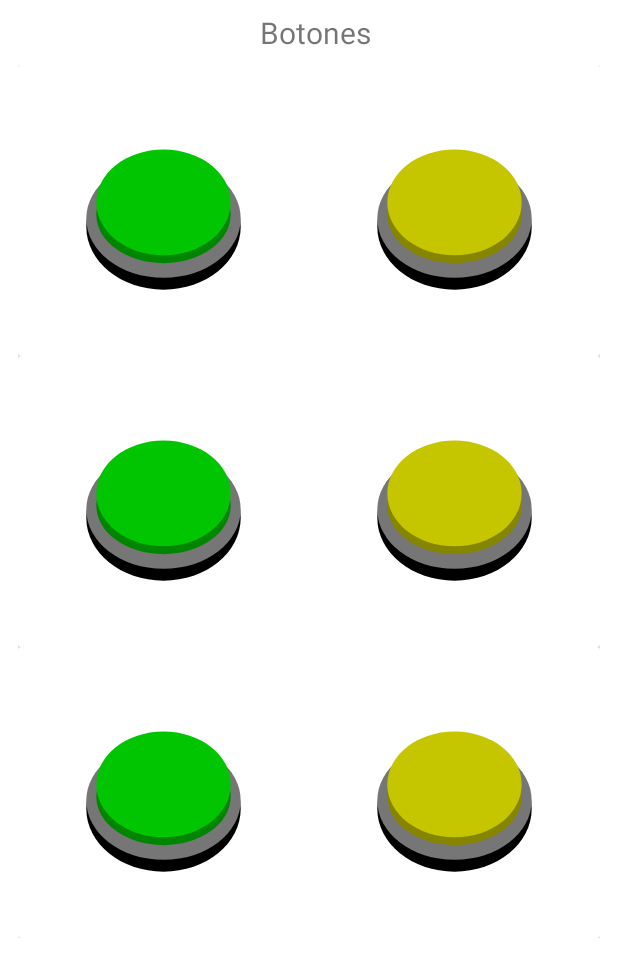
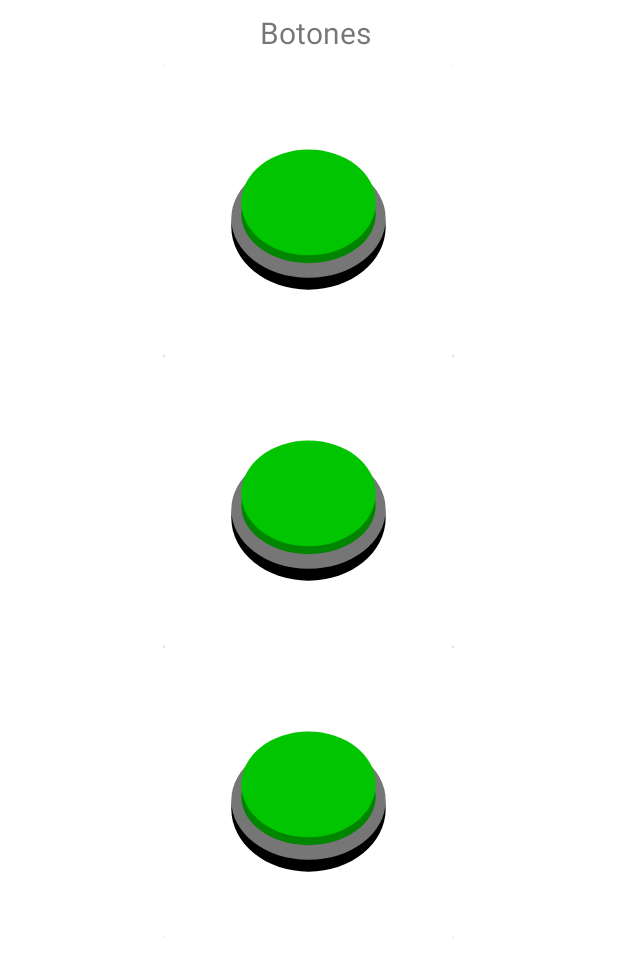
Before and after one commit to Kapp2/App, an Android app: the layout fragment_botones.xml on its own in the app's theme, with its tools: preview values and no code run, on a phone screen of 412 x 824 dp. Shown: the top 977 px of the screen. Run offline under Robolectric (Android 15) with nearby library versions, the phone set to English and light mode, and no system bars.

Commit message:
Botones start

```diff
--- a/app/src/main/java/com/example/kapp2/db/Kapp2Dao.kt
+++ b/app/src/main/java/com/example/kapp2/db/Kapp2Dao.kt
@@ -2,8 +2,8 @@ package com.example.kapp2.db
 
 import androidx.lifecycle.LiveData
 import androidx.room.*
-import com.example.kapp2.db.realtions.BotonesFavoritosCrossRef
-import com.example.kapp2.db.realtions.PerfilConBotones
+import com.example.kapp2.db.relations.BotonesFavoritosCrossRef
+import com.example.kapp2.db.relations.PerfilConBotones
 import com.example.kapp2.model.Boton
 import com.example.kapp2.model.Perfil
 
--- a/app/src/main/java/com/example/kapp2/db/Kapp2DataBase.kt
+++ b/app/src/main/java/com/example/kapp2/db/Kapp2DataBase.kt
@@ -6,7 +6,7 @@ import androidx.room.Room
 import androidx.room.RoomDatabase
 import androidx.sqlite.db.SupportSQLiteDatabase
 import com.example.kapp2.R
-import com.example.kapp2.db.realtions.BotonesFavoritosCrossRef
+import com.example.kapp2.db.relations.BotonesFavoritosCrossRef
 import com.example.kapp2.model.Boton
 import com.example.kapp2.model.Perfil
 import kotlinx.coroutines.GlobalScope
--- a/app/src/main/java/com/example/kapp2/db/realtions/BotonEnPerfiles.kt
+++ b/app/src/main/java/com/example/kapp2/db/relations/BotonEnPerfiles.kt
@@ -1,4 +1,4 @@
-package com.example.kapp2.db.realtions
+package com.example.kapp2.db.relations
 
 import androidx.room.Embedded
 import androidx.room.Junction
--- a/app/src/main/java/com/example/kapp2/db/realtions/BotonesFavoritosCrossRef.kt
+++ b/app/src/main/java/com/example/kapp2/db/relations/BotonesFavoritosCrossRef.kt
@@ -1,4 +1,4 @@
-package com.example.kapp2.db.realtions
+package com.example.kapp2.db.relations
 
 import androidx.room.Entity
 
--- a/app/src/main/java/com/example/kapp2/db/realtions/PerfilConBotones.kt
+++ b/app/src/main/java/com/example/kapp2/db/relations/PerfilConBotones.kt
@@ -1,4 +1,4 @@
-package com.example.kapp2.db.realtions
+package com.example.kapp2.db.relations
 
 import androidx.room.Embedded
 import androidx.room.Junction
--- a/app/src/main/java/com/example/kapp2/repository/Repository.kt
+++ b/app/src/main/java/com/example/kapp2/repository/Repository.kt
@@ -4,7 +4,7 @@ import android.app.Application
 import android.content.Context
 import com.example.kapp2.db.Kapp2Dao
 import com.example.kapp2.db.Kapp2DataBase
-import com.example.kapp2.db.realtions.BotonesFavoritosCrossRef
+import com.example.kapp2.db.relations.BotonesFavoritosCrossRef
 import com.example.kapp2.model.Boton
 import com.example.kapp2.model.Perfil
 
--- a/app/src/main/java/com/example/kapp2/ui/favoritos/FavoritosFragment.kt
+++ b/app/src/main/java/com/example/kapp2/ui/favoritos/FavoritosFragment.kt
@@ -28,10 +28,6 @@ class FavoritosFragment : Fragment() {
         _binding = FragmentFavoritosBinding.inflate(inflater, container, false)
         val root: View = binding.root
 
-        val textView: TextView = binding.textNotifications
-        favoritosViewModel.text.observe(viewLifecycleOwner) {
-            textView.text = it
-        }
         return root
     }
     override fun onViewCreated(view: View, savedInstanceState: Bundle?) {
--- /dev/null
+++ b/app/src/main/res/drawable/star_favorite_24.xml
@@ -0,0 +1,5 @@
+<vector android:height="24dp" android:tint="#000000"
+    android:viewportHeight="24" android:viewportWidth="24"
+    android:width="24dp" xmlns:android="http://schemas.android.com/apk/res/android">
+    <path android:fillColor="@android:color/white" android:pathData="M14.43,10l-2.43,-8l-2.43,8l-7.57,0l6.18,4.41l-2.35,7.59l6.17,-4.69l6.18,4.69l-2.35,-7.59l6.17,-4.41z"/>
+</vector>
--- a/app/src/main/res/layout/fragment_botones.xml
+++ b/app/src/main/res/layout/fragment_botones.xml
@@ -1,9 +1,9 @@
 <?xml version="1.0" encoding="utf-8"?>
-<RelativeLayout
-    xmlns:android="http://schemas.android.com/apk/res/android"
+<RelativeLayout xmlns:android="http://schemas.android.com/apk/res/android"
     xmlns:tools="http://schemas.android.com/tools"
     android:layout_width="match_parent"
     android:layout_height="match_parent"
+    xmlns:app="http://schemas.android.com/apk/res-auto"
     tools:context=".ui.botones.BotonesFragment">
 
     <TextView
@@ -15,7 +15,7 @@
         android:layout_marginBottom="8dp"
         android:textAlignment="center"
         android:textSize="20sp"
-        android:text="Botones"/>
+        android:text="@string/botones"/>
 
     <androidx.recyclerview.widget.RecyclerView
         android:id="@+id/rvBotones"
@@ -23,5 +23,6 @@
         android:layout_height="wrap_content"
         android:layout_centerHorizontal="true"
         android:layout_below="@id/tvBotones"
-        tools:listitem="@layout/item_boton" />
+        tools:listitem="@layout/item_boton"
+        app:layoutManager="androidx.recyclerview.widget.GridLayoutManager"/>
 </RelativeLayout>
--- a/app/src/main/res/layout/fragment_favoritos.xml
+++ b/app/src/main/res/layout/fragment_favoritos.xml
@@ -15,7 +15,7 @@
         android:layout_marginBottom="8dp"
         android:textAlignment="center"
         android:textSize="20sp"
-        android:text="Favoritos"/>
+        android:text="@string/favoritos"/>
 
     <androidx.recyclerview.widget.RecyclerView
         android:id="@+id/rvBotones"
--- a/app/src/main/res/layout/fragment_home.xml
+++ b/app/src/main/res/layout/fragment_home.xml
@@ -13,7 +13,7 @@
         android:layout_marginStart="8dp"
         android:layout_marginTop="8dp"
         android:layout_marginEnd="8dp"
-        android:text="Wellcome to Kapp2"
+        android:text="@string/wellcome_to_kapp2"
         android:textAlignment="center"
         android:textSize="34sp"
         app:layout_constraintBottom_toBottomOf="parent"
@@ -61,7 +61,7 @@
         android:layout_gravity="start"
         android:layout_marginBottom="64dp"
         android:enabled="false"
-        android:text="Crear Perfil"
+        android:text="@string/crear_perfil"
         app:layout_constraintBottom_toBottomOf="parent"
         app:layout_constraintEnd_toEndOf="parent"
         app:layout_constraintHorizontal_bias="0.498"
@@ -99,7 +99,7 @@
         android:layout_height="48dp"
         android:layout_marginTop="60dp"
         android:ems="10"
-        android:hint="Name"
+        android:hint="@string/name"
         android:inputType="textPersonName"
         app:layout_constraintEnd_toEndOf="parent"
         app:layout_constraintHorizontal_bias="0.496"
--- a/app/src/main/res/layout/item_boton.xml
+++ b/app/src/main/res/layout/item_boton.xml
@@ -22,18 +22,6 @@
             android:textOn=""
             tools:ignore="DuplicateSpeakableTextCheck" />
 
-        <ToggleButton
-            android:id="@+id/tbtRight"
-            android:layout_width="130dp"
-            android:layout_height="130dp"
-            android:layout_marginStart="32dp"
-            android:layout_marginTop="32dp"
-            android:layout_marginEnd="32dp"
-            android:layout_marginBottom="32dp"
-            android:background="@drawable/ic_tg_yellow_bg"
-            android:textOff=""
-            android:textOn=""
-            android:layout_toEndOf="@id/tbtLeft"
-            tools:ignore="DuplicateSpeakableTextCheck" />
+
     </RelativeLayout>
 </androidx.cardview.widget.CardView>
--- a/app/src/main/res/menu/bottom_nav_menu.xml
+++ b/app/src/main/res/menu/bottom_nav_menu.xml
@@ -13,7 +13,7 @@
 
     <item
         android:id="@+id/navigation_favoritos"
-        android:icon="@drawable/ic_notifications_black_24dp"
+        android:icon="@drawable/star_favorite_24"
         android:title="@string/title_favoritos" />
 
 </menu>
--- a/app/src/main/res/values/strings.xml
+++ b/app/src/main/res/values/strings.xml
@@ -6,4 +6,9 @@
     <string name="username">Username</string>
     <string name="password">Password</string>
     <string name="enter">Enter</string>
+    <string name="botones">Botones</string>
+    <string name="favoritos">Favoritos</string>
+    <string name="wellcome_to_kapp2">Wellcome to Kapp2</string>
+    <string name="crear_perfil">Crear Perfil</string>
+    <string name="name">Name</string>
 </resources>
```
Also changed, not shown: app/src/main/java/com/example/kapp2/adapter/Kapp2Adapter.kt (added, +73 -0 lines), app/src/main/java/com/example/kapp2/ui/botones/BotonesFragment.kt (+0 -14 lines).
